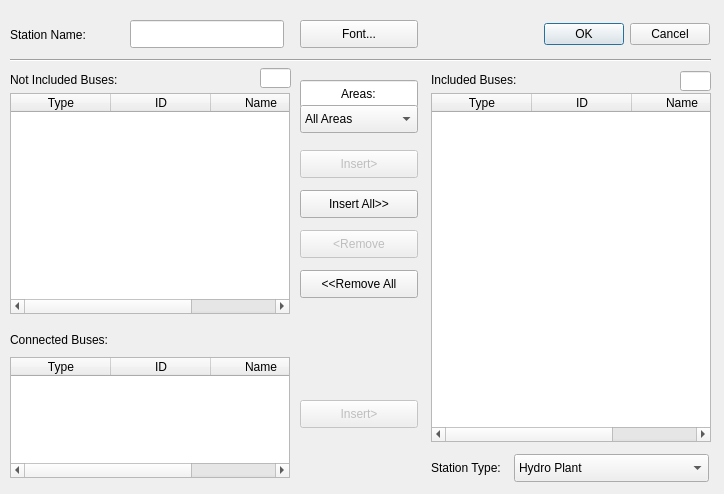
Above: GSCD/adddialog.ui from fzlgejiao/PowerTool before the change. Below: the same form after it.
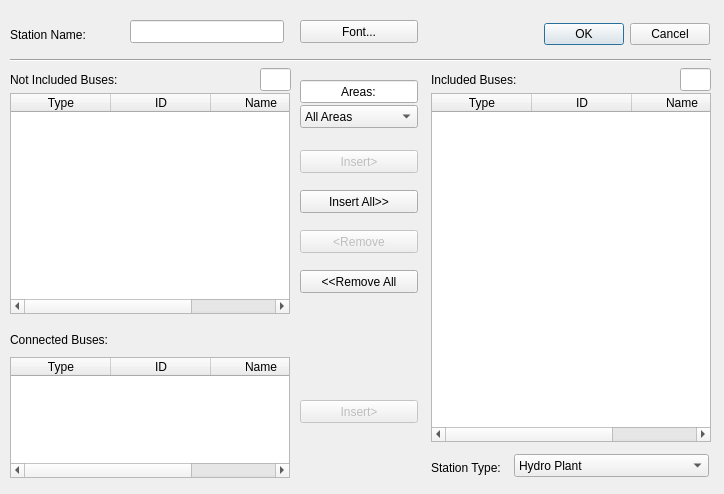
That is the form after the change.

The edit to the form file:
```diff
--- a/GSCD/adddialog.ui
+++ b/GSCD/adddialog.ui
@@ -59,9 +59,9 @@
    <property name="geometry">
     <rect>
      <x>680</x>
-     <y>71</y>
+     <y>68</y>
      <width>31</width>
-     <height>20</height>
+     <height>23</height>
     </rect>
    </property>
    <property name="font">
@@ -80,7 +80,7 @@
      <x>260</x>
      <y>68</y>
      <width>31</width>
-     <height>20</height>
+     <height>23</height>
     </rect>
    </property>
    <property name="font">
@@ -124,7 +124,7 @@
      <x>300</x>
      <y>80</y>
      <width>118</width>
-     <height>28</height>
+     <height>23</height>
     </rect>
    </property>
    <property name="text">
@@ -143,7 +143,7 @@
      <x>300</x>
      <y>105</y>
      <width>118</width>
-     <height>28</height>
+     <height>23</height>
     </rect>
    </property>
    <item>
@@ -161,7 +161,7 @@
      <x>300</x>
      <y>150</y>
      <width>118</width>
-     <height>28</height>
+     <height>23</height>
     </rect>
    </property>
    <property name="text">
@@ -174,7 +174,7 @@
      <x>300</x>
      <y>190</y>
      <width>118</width>
-     <height>28</height>
+     <height>23</height>
     </rect>
    </property>
    <property name="text">
@@ -187,7 +187,7 @@
      <x>300</x>
      <y>270</y>
      <width>118</width>
-     <height>28</height>
+     <height>23</height>
     </rect>
    </property>
    <property name="text">
@@ -203,7 +203,7 @@
      <x>300</x>
      <y>230</y>
      <width>118</width>
-     <height>28</height>
+     <height>23</height>
     </rect>
    </property>
    <property name="text">
@@ -292,7 +292,7 @@
      <x>130</x>
      <y>20</y>
      <width>154</width>
-     <height>28</height>
+     <height>23</height>
     </rect>
    </property>
    <property name="text">
@@ -305,7 +305,7 @@
      <x>300</x>
      <y>20</y>
      <width>118</width>
-     <height>28</height>
+     <height>23</height>
     </rect>
    </property>
    <property name="text">
@@ -337,7 +337,7 @@
      <x>300</x>
      <y>400</y>
      <width>118</width>
-     <height>28</height>
+     <height>23</height>
     </rect>
    </property>
    <property name="text">
@@ -363,7 +363,7 @@
      <x>514</x>
      <y>454</y>
      <width>195</width>
-     <height>28</height>
+     <height>23</height>
     </rect>
    </property>
    <item>
```
